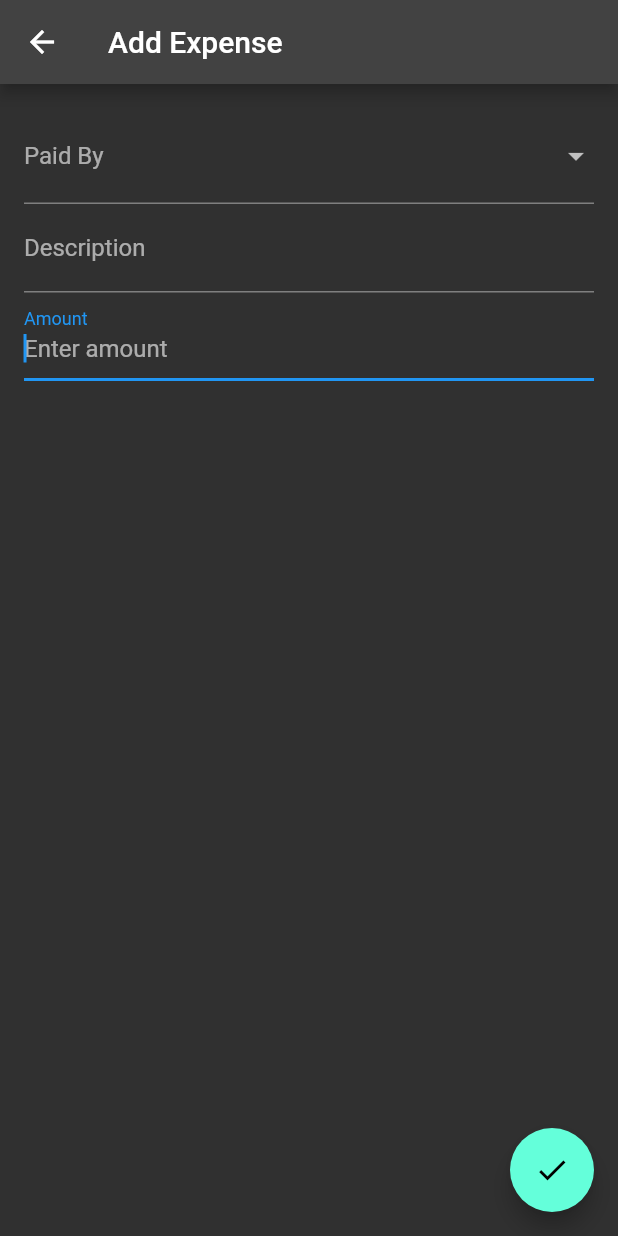
After one commit to souzantero/honey-island, a Flutter app: the AddExpensePage screen opened by its route, on a phone screen of 412 x 824 dp. The commit adds this screen. Run offline on Flutter 3.47's test engine with Material 2 defaults, Android fonts, the light colour scheme and no system bars.

Commit message:
create add expense page

```diff
--- a/lib/app.dart
+++ b/lib/app.dart
@@ -1,6 +1,7 @@
 
 import 'package:flutter/material.dart';
 import 'package:flutter/widgets.dart';
+import 'package:honey_island/expenses/add_expense_page.dart';
 import 'package:honey_island/expenses/expense_list.dart';
 import 'package:honey_island/expenses/expense_repository.dart';
 import 'package:honey_island/guys/guys_list.dart';
@@ -34,9 +35,11 @@ class App extends StatelessWidget {
         title: 'Honey Island',
         theme: ThemeData.dark(),
         initialRoute: '',
+        debugShowCheckedModeBanner: false,
         routes: {
           '/': (context) => const HomePage(),
           '/guys': (context) => const GuysPage(),
+          '/expenses/add': (context) => const AddExpensePage(),
         },
       ),
     );
--- /dev/null
+++ b/lib/expenses/add_expense_page.dart
@@ -0,0 +1,103 @@
+import 'package:flutter/material.dart';
+import 'package:honey_island/expenses/expense.dart';
+import 'package:honey_island/expenses/expense_list.dart';
+import 'package:honey_island/guys/guys_list.dart';
+import 'package:honey_island/users/user.dart';
+import 'package:provider/provider.dart';
+
+class AddExpensePage extends StatefulWidget {
+  const AddExpensePage({Key? key}) : super(key: key);
+
+  @override
+  _AddExpensePageState createState() => _AddExpensePageState();
+}
+
+class _AddExpensePageState extends State<AddExpensePage> {
+
+  final _formKey = GlobalKey<FormState>();
+  final _descriptionEditingController = TextEditingController();
+  final _amountEditingController = TextEditingController();
+  var _paidBy;
+
+  @override
+  void dispose() {
+    _descriptionEditingController.dispose();
+    _amountEditingController.dispose();
+
+    super.dispose();
+  }
+
+  @override
+  Widget build(BuildContext context) {
+    final guysList = context.read<GuysList>();
+    final expenseList = context.read<ExpenseList>();
+
+    return Scaffold(
+      appBar: AppBar(
+        title: const Text('Add Expense'),
+      ),
+      body: Form(
+        key: _formKey,
+        child: Padding(
+          padding: const EdgeInsets.all(16.0),
+          child: Column(
+            children: [
+              DropdownButtonFormField<User>(
+                decoration: const InputDecoration(
+                  labelText: 'Paid By',
+                ),
+                value: _paidBy,
+                onChanged: (value) {
+                  setState(() {
+                    _paidBy = value;
+                  });
+                },
+                items: guysList.guys.map((guy) {
+                  return DropdownMenuItem<User>(
+                    value: guy,
+                    child: Text(guy.name),
+                  );
+                }).toList(),
+              ),
+              TextFormField(
+                controller: _descriptionEditingController,
+                decoration: const InputDecoration(
+                  labelText: 'Description',
+                  hintText: 'Enter description',
+                ),
+              ),
+              TextFormField(
+                controller: _amountEditingController,
+                decoration: const InputDecoration(
+                  labelText: 'Amount',
+                  hintText: 'Enter amount',
+                ),
+                autofocus: true,
+                keyboardType: TextInputType.number,
+              ),
+            ]
+          )
+        )
+      ),
+      floatingActionButton: FloatingActionButton(
+        onPressed: () {
+          if (_formKey.currentState!.validate()) {
+            final description = _descriptionEditingController.text;
+            final amount = double.tryParse(_amountEditingController.text)!;
+
+            final expense = Expense.create(
+              paidBy: _paidBy,
+              description: description,
+              amount: amount,
+            );
+
+            expenseList.addExpense(expense);
+
+            Navigator.pop(context);
+          }
+        },
+        child: const Icon(Icons.check),
+      ),
+    );
+  }
+}
--- a/lib/expenses/expense.dart
+++ b/lib/expenses/expense.dart
@@ -1,19 +1,31 @@
 import 'package:honey_island/users/user.dart';
+import 'package:uuid/uuid.dart';
 
 class Expense {
   final String id;
   final double amount;
   final String description;
-  final DateTime date;
-  final User user;
+  final User paidBy;
 
   Expense({
     required this.id,
     required this.description,
     required this.amount,
-    required this.date,
-    required this.user,
+    required this.paidBy,
   });
+
+  factory Expense.create({
+    required String description,
+    required double amount,
+    required User paidBy,
+  }) {
+    return Expense(
+      id: const Uuid().v4(),
+      description: description,
+      amount: amount,
+      paidBy: paidBy,
+    );
+  }
 
   @override
   int get hashCode => id.hashCode;
--- a/lib/expenses/expense_list.dart
+++ b/lib/expenses/expense_list.dart
@@ -12,4 +12,9 @@ class ExpenseList extends ChangeNotifier {
   ExpenseList({required this.repository});
 
   UnmodifiableListView<Expense> get expenses => UnmodifiableListView(_expenses);
+
+  void addExpense(Expense expense) {
+    _expenses.add(expense);
+    notifyListeners();
+  }
 }
--- a/lib/home/home_page.dart
+++ b/lib/home/home_page.dart
@@ -12,6 +12,12 @@ class HomePage extends StatelessWidget {
     return Scaffold(
       appBar: AppBar(
         title: const Text('Honey Island'),
+        actions: [
+          IconButton(
+            icon: const Icon(Icons.add),
+            onPressed: () => Navigator.pushNamed(context, '/expenses/add'),
+          ),
+        ],
       ),
       drawer: Drawer(
         child: ListView(
@@ -37,7 +43,7 @@ class HomePage extends StatelessWidget {
           itemBuilder: (context, index) {
             return ListTile(
               title: Text(expenseList.expenses[index].amount.toString()),
-              subtitle: Text(expenseList.expenses[index].user.name),
+              subtitle: Text(expenseList.expenses[index].paidBy.name),
             );
           },
         ),
--- a/pubspec.yaml
+++ b/pubspec.yaml
@@ -35,6 +35,7 @@ dependencies:
   # Use with the CupertinoIcons class for iOS style icons.
   cupertino_icons: ^1.0.2
   provider: ^6.0.1
+  uuid: ^3.0.5
 
 dev_dependencies:
   flutter_test:
```
Also changed, not shown: pubspec.lock.
